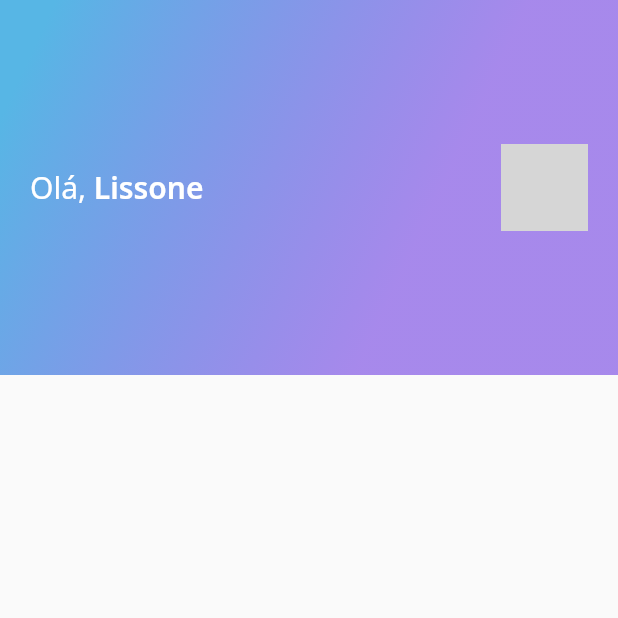
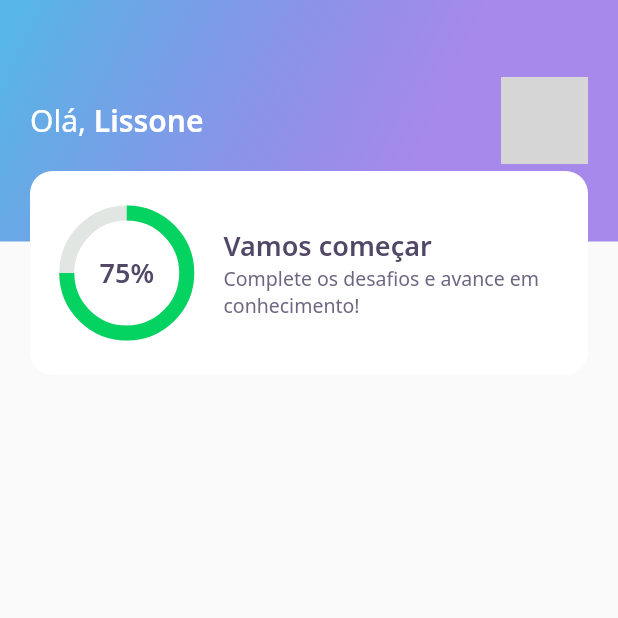
Before and after one commit to Lissone/devquiz, a Flutter app: the screen it shows after launch, on a phone screen of 412 x 824 dp, the top half of it. Run offline on Flutter 3.47's test engine with Material 2 defaults, Android fonts, the phone set to English and light mode, and no system bars; our stand-ins replace google_fonts; network calls fail; grey boxes are pictures that could not be loaded.

Commit message:
scorecard OK

```diff
--- a/lib/home/widgets/appbar/app_bar_widget.dart
+++ b/lib/home/widgets/appbar/app_bar_widget.dart
@@ -1,6 +1,7 @@
 import 'package:DevQuiz/core/app_gradients.dart';
 import 'package:DevQuiz/core/app_text_styles.dart';
 import 'package:DevQuiz/home/home_page.dart';
+import 'package:DevQuiz/home/widgets/score_card/score_card_widget.dart';
 import 'package:flutter/cupertino.dart';
 
 class AppBarWidget extends PreferredSize {
@@ -9,9 +10,13 @@ class AppBarWidget extends PreferredSize {
           preferredSize: Size.fromHeight(250),
           child: Container(
               height: 250,
+              child: Stack(
+                children: [
+                  Container(
+                    height: 161,
+                    padding: const EdgeInsets.symmetric(horizontal: 20),
+                    width: double.maxFinite,
                     decoration: BoxDecoration(gradient: AppGradients.linear),
-              child: Padding(
-                padding: const EdgeInsets.symmetric(horizontal: 20),
                     child: Row(
                       mainAxisAlignment: MainAxisAlignment.spaceBetween,
                       children: [
@@ -35,6 +40,10 @@ class AppBarWidget extends PreferredSize {
                         )
                       ],
                     ),
+                  ),
+                  Align(
+                      alignment: Alignment(0.0, 1.0), child: ScoreCardWidget()),
+                ],
               )),
         );
 }
--- /dev/null
+++ b/lib/home/widgets/chart/chart_widget.dart
@@ -0,0 +1,35 @@
+import 'package:DevQuiz/core/app_colors.dart';
+import 'package:DevQuiz/core/app_text_styles.dart';
+import 'package:flutter/material.dart';
+
+class ChartWidget extends StatelessWidget {
+  const ChartWidget({Key? key}) : super(key: key);
+
+  @override
+  Widget build(BuildContext context) {
+    return Container(
+      height: 80,
+      width: 80,
+      child: Stack(
+        children: [
+          Center(
+            child: Container(
+              height: 80,
+              width: 80,
+              child: CircularProgressIndicator(
+                strokeWidth: 10,
+                value: .75,
+                backgroundColor: AppColors.chartSecondary,
+                valueColor:
+                    AlwaysStoppedAnimation<Color>(AppColors.chartPrimary),
+              ),
+            ),
+          ),
+          Center(
+            child: Text("75%", style: AppTextStyles.heading),
+          )
+        ],
+      ),
+    );
+  }
+}
--- /dev/null
+++ b/lib/home/widgets/score_card/score_card_widget.dart
@@ -0,0 +1,50 @@
+import 'package:DevQuiz/core/app_colors.dart';
+import 'package:DevQuiz/core/app_text_styles.dart';
+import 'package:DevQuiz/home/widgets/chart/chart_widget.dart';
+import 'package:flutter/material.dart';
+
+class ScoreCardWidget extends StatelessWidget {
+  const ScoreCardWidget({Key? key}) : super(key: key);
+
+  @override
+  Widget build(BuildContext context) {
+    return Padding(
+      padding: const EdgeInsets.only(left: 20, right: 20),
+      child: Container(
+        height: 136,
+        decoration: BoxDecoration(
+            color: AppColors.white, borderRadius: BorderRadius.circular(15)),
+        child: Padding(
+          padding: const EdgeInsets.symmetric(horizontal: 24),
+          child: Row(
+            mainAxisAlignment: MainAxisAlignment.center,
+            crossAxisAlignment: CrossAxisAlignment.center,
+            children: [
+              Expanded(flex: 1, child: ChartWidget()),
+              Expanded(
+                flex: 3,
+                child: Padding(
+                  padding: const EdgeInsets.only(left: 24),
+                  child: Column(
+                    mainAxisAlignment: MainAxisAlignment.center,
+                    crossAxisAlignment: CrossAxisAlignment.start,
+                    children: [
+                      Text(
+                        "Vamos começar",
+                        style: AppTextStyles.heading,
+                      ),
+                      Text(
+                        "Complete os desafios e avance em conhecimento!",
+                        style: AppTextStyles.body,
+                      ),
+                    ],
+                  ),
+                ),
+              )
+            ],
+          ),
+        ),
+      ),
+    );
+  }
+}
```
Lines whose indentation alone changed are shown as unchanged.
